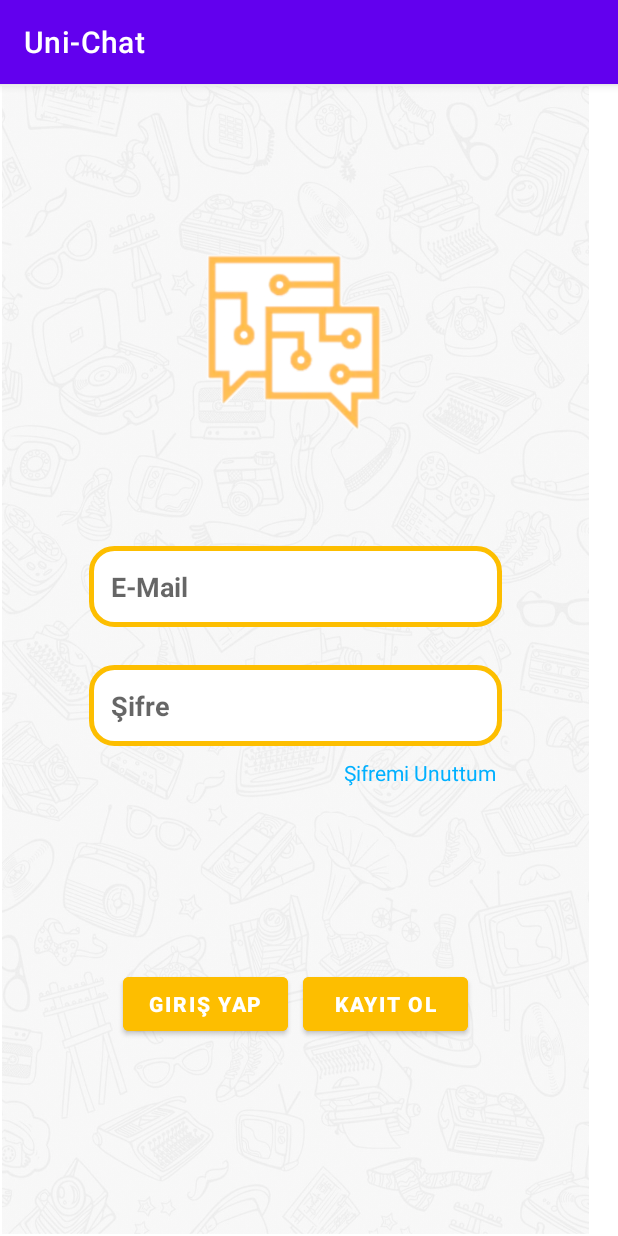
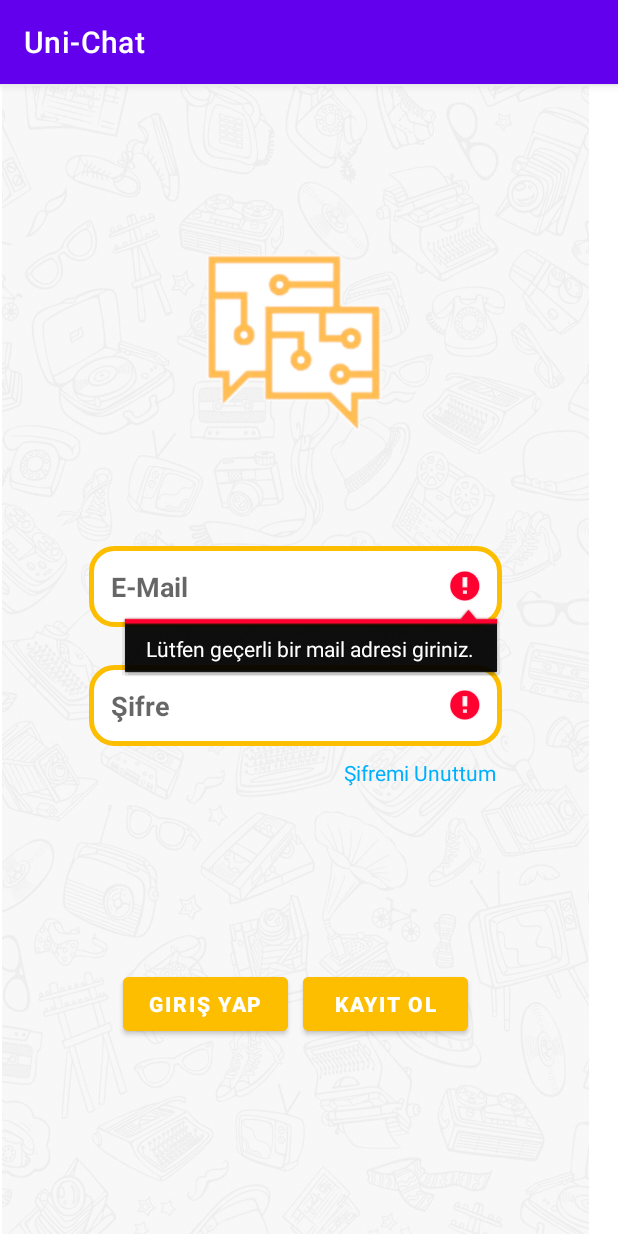
Before and after one commit to asimodabas/Uni-Chat, an Android app: the screen it shows after launch (MainActivity), after a tap on "GIRIŞ YAP", on a phone screen of 412 x 824 dp. Run offline under Robolectric (Android 15) with nearby library versions, the phone set to English and light mode, and no system bars; our stand-ins replace Firebase (no records; nobody signed in at launch, a user with empty details on screens opened directly).

Commit message:
login fragment TextUtils added

```diff
--- a/app/src/main/java/com/asimodabas/uni_chat/CreateFragment.kt
+++ b/app/src/main/java/com/asimodabas/uni_chat/CreateFragment.kt
@@ -72,7 +72,8 @@ class CreateFragment : Fragment() {
                         findNavController().navigate(action)
 
                     }.addOnFailureListener {
-                        Toast.makeText(requireContext(), it.localizedMessage, Toast.LENGTH_LONG).show()
+                        Toast.makeText(requireContext(), it.localizedMessage, Toast.LENGTH_LONG)
+                            .show()
                         binding.nameEditText.setText("")
                         binding.surnameEditText.setText("")
                     }
--- a/app/src/main/java/com/asimodabas/uni_chat/LoginFragment.kt
+++ b/app/src/main/java/com/asimodabas/uni_chat/LoginFragment.kt
@@ -1,6 +1,7 @@
 package com.asimodabas.uni_chat
 
 import android.os.Bundle
+import android.text.TextUtils
 import androidx.fragment.app.Fragment
 import android.view.LayoutInflater
 import android.view.View
@@ -47,8 +48,15 @@ class LoginFragment : Fragment() {
 
         binding.loginButton.setOnClickListener {
 
-            val email = binding.emailText.text.toString()
-            val password = binding.passwordText.text.toString()
+            val email = binding.emailText.text.toString().trim()
+            val password = binding.passwordText.text.toString().trim()
+
+            if (TextUtils.isEmpty(email)){
+                binding.emailText.error = "Lütfen geçerli bir mail adresi giriniz."
+            }
+            if (TextUtils.isEmpty(email)){
+                binding.passwordText.error = "Lütfen geçerli bir şifre giriniz."
+            }
 
             if (email.equals("") || password.equals("")) {
                 Toast.makeText(
--- a/app/src/main/res/layout/fragment_chat.xml
+++ b/app/src/main/res/layout/fragment_chat.xml
@@ -42,6 +42,7 @@
         android:layout_marginEnd="3dp"
         android:backgroundTint="#000000"
         android:text="Gönder"
+        app:cornerRadius="50dp"
         app:layout_constraintBottom_toBottomOf="@+id/chatText"
         app:layout_constraintEnd_toEndOf="parent"
         app:layout_constraintTop_toTopOf="@+id/chatText" />
```
Also changed, not shown: app/src/main/java/com/asimodabas/uni_chat/ChatRecyclerAdapter.kt (+8 -6 lines), app/src/main/res/drawable/message_background.xml (+5 -5 lines), app/src/main/res/drawable/message_background_right.xml (+5 -5 lines).
